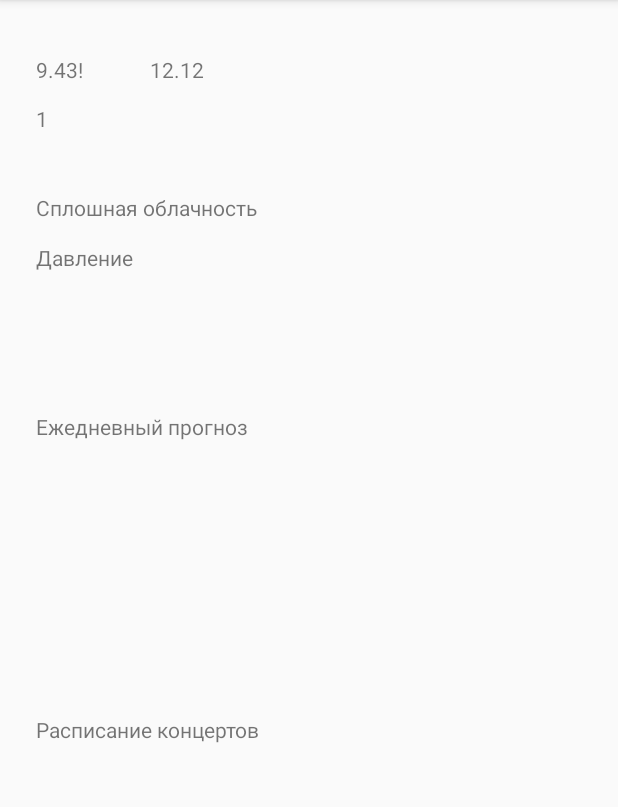
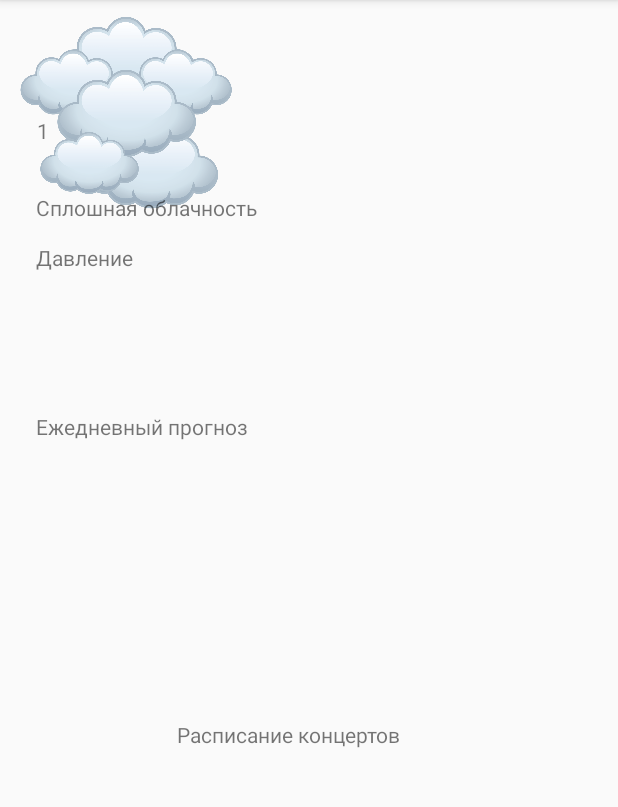
Before and after one commit to alexkaranevskii/Lesson02, an Android app: the screen it shows after launch (MainActivity), on a phone screen of 412 x 824 dp, the part 84-891 px from its top. Run offline under Robolectric (Android 15) with nearby library versions, the phone set to English and light mode, and no system bars.

Commit message:
Добавлены картинки, облако не там где надо

```diff
--- a/WeatherApp2020/app/build.gradle
+++ b/WeatherApp2020/app/build.gradle
@@ -26,4 +26,5 @@ dependencies {
     testImplementation 'junit:junit:4.12'
     androidTestImplementation 'androidx.test.ext:junit:1.1.1'
     androidTestImplementation 'androidx.test.espresso:espresso-core:3.2.0'
+    implementation 'androidx.recyclerview:recyclerview:1.1.0'
 }
--- a/WeatherApp2020/app/src/main/res/layout/activity_main.xml
+++ b/WeatherApp2020/app/src/main/res/layout/activity_main.xml
@@ -10,7 +10,7 @@
         android:id="@+id/textView"
         android:layout_width="59dp"
         android:layout_height="23dp"
-        android:text="9.43!"
+        android:text="9.43"
         app:layout_constraintBottom_toBottomOf="parent"
         app:layout_constraintHorizontal_bias="0.068"
         app:layout_constraintLeft_toLeftOf="parent"
@@ -30,16 +30,24 @@
         app:layout_constraintTop_toTopOf="parent"
         app:layout_constraintVertical_bias="0.049" />
 
+    <ImageView
+        android:id="@+id/imageView"
+        android:layout_width="168dp"
+        android:layout_height="151dp"
+        android:src="@drawable/oblaka8"
+        tools:layout_editor_absoluteX="217dp"
+        tools:layout_editor_absoluteY="65dp" />
+
     <TextView
-        android:layout_width="152dp"
-        android:layout_height="44dp"
+        android:layout_width="146dp"
+        android:layout_height="34dp"
         android:text="1"
         app:layout_constraintBottom_toBottomOf="parent"
-        app:layout_constraintHorizontal_bias="0.092"
+        app:layout_constraintHorizontal_bias="0.093"
         app:layout_constraintLeft_toLeftOf="parent"
         app:layout_constraintRight_toRightOf="parent"
         app:layout_constraintTop_toTopOf="parent"
-        app:layout_constraintVertical_bias="0.096" />
+        app:layout_constraintVertical_bias="0.105" />
 
     <TextView
         android:layout_width="178dp"
@@ -75,14 +83,13 @@
         app:layout_constraintVertical_bias="0.373" />
 
     <TextView
-        android:layout_width="178dp"
-        android:layout_height="32dp"
+        android:layout_width="174dp"
+        android:layout_height="22dp"
+        android:layout_marginTop="480dp"
         android:text="Расписание концертов"
-        app:layout_constraintBottom_toBottomOf="parent"
-        app:layout_constraintHorizontal_bias="0.103"
+        app:layout_constraintHorizontal_bias="0.497"
         app:layout_constraintLeft_toLeftOf="parent"
         app:layout_constraintRight_toRightOf="parent"
-        app:layout_constraintTop_toTopOf="parent"
-        app:layout_constraintVertical_bias="0.648" />
+        app:layout_constraintTop_toTopOf="parent" />
 
 </androidx.constraintlayout.widget.ConstraintLayout>
```
Also changed, not shown: WeatherApp2020/app/src/main/res/drawable/oblaka8.png (added), WeatherApp2020/app/src/main/res/drawable/tango2.jpg (added).
